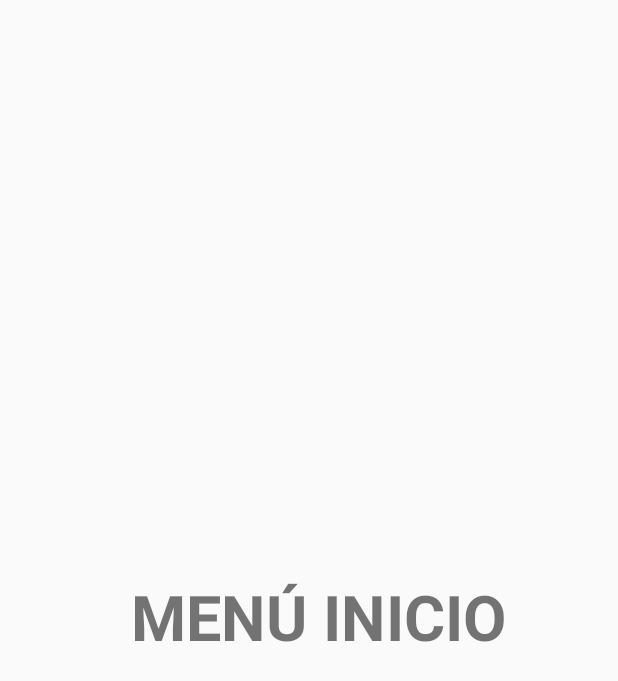
After one commit to Jocarfl/Grupo7_App, an Android app: the layout fragment_Inicio.xml on its own in the app's theme, with its tools: preview values and no code run, on a phone screen of 412 x 824 dp. The commit adds this screen. Shown: the top 681 px of the screen. Run offline under Robolectric (Android 15) with nearby library versions, the phone set to English and light mode, and no system bars.

Commit message:
Añadido menú inicio

```diff
--- /dev/null
+++ b/app/src/main/java/grupo7/com/appg7/Fragments_Inicio.java
@@ -0,0 +1,17 @@
+    package grupo7.com.appg7;
+
+import android.os.Bundle;
+import android.support.v4.app.Fragment;
+import android.view.LayoutInflater;
+import android.view.View;
+import android.view.ViewGroup;
+
+
+    public class Fragments_Inicio extends Fragment {
+        @Override
+        public View onCreateView(LayoutInflater inflater, ViewGroup container,
+                                 Bundle savedInstanceState) {
+            // Inflate the layout for this fragment
+            return inflater.inflate(R.layout.fragment_fragments01, container, false);
+        }
+    }
--- a/app/src/main/java/grupo7/com/appg7/MainActivity.java
+++ b/app/src/main/java/grupo7/com/appg7/MainActivity.java
@@ -83,7 +83,13 @@ public class MainActivity extends AppCompatActivity
 
         FragmentManager fragmentManager=getSupportFragmentManager();
 
-        if (id == R.id.nav_camera) {
+        if (id == R.id.nav_home) {
+
+            fragmentManager.beginTransaction().replace(R.id.contenedor, new Fragments_Inicio()).commit();
+
+        }
+
+        else if (id == R.id.nav_camera) {
 
             fragmentManager.beginTransaction().replace(R.id.contenedor, new Fragments01()).commit();
 
--- /dev/null
+++ b/app/src/main/res/layout/fragment_Inicio.xml
@@ -0,0 +1,26 @@
+<?xml version="1.0" encoding="utf-8"?>
+<android.support.constraint.ConstraintLayout xmlns:android="http://schemas.android.com/apk/res/android"
+    xmlns:app="http://schemas.android.com/apk/res-auto"
+    xmlns:tools="http://schemas.android.com/tools"
+    android:layout_width="match_parent"
+    android:layout_height="match_parent"
+    tools:context=".Fragments01">
+
+    <TextView
+        android:id="@+id/textView3"
+        android:layout_width="305dp"
+        android:layout_height="56dp"
+        android:layout_marginStart="8dp"
+        android:layout_marginTop="8dp"
+        android:layout_marginEnd="8dp"
+        android:layout_marginBottom="8dp"
+        android:text="MENÚ INICIO"
+        android:textSize="42dp"
+        android:textStyle="bold"
+        app:layout_constraintBottom_toBottomOf="parent"
+        app:layout_constraintEnd_toEndOf="parent"
+        app:layout_constraintHorizontal_bias="0.873"
+        app:layout_constraintStart_toStartOf="parent"
+        app:layout_constraintTop_toTopOf="parent"
+        app:layout_constraintVertical_bias="0.498" />
+</android.support.constraint.ConstraintLayout>
--- a/app/src/main/res/menu/activity_main_drawer.xml
+++ b/app/src/main/res/menu/activity_main_drawer.xml
@@ -26,7 +26,7 @@
             android:title="Herramientas" />
     </group>
 
-    <item android:title="Communicate">
+    <item android:title="Communicación">
         <menu>
             <item
                 android:id="@+id/nav_share"
```
